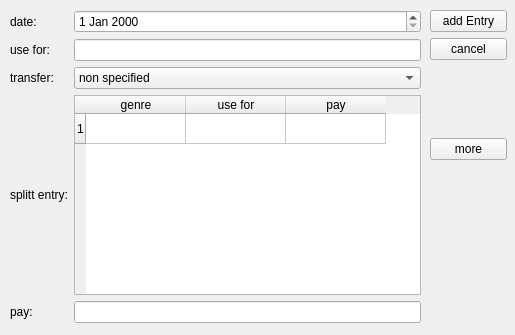
First picture: the form in trunk/src/add_entry.ui, repository BackupTheBerlios/mycash-svn, before the edit.
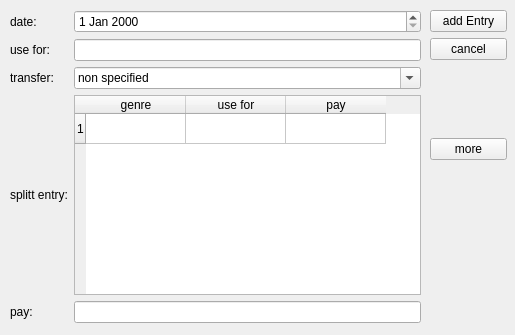
Second picture: the form after the edit.

Commit message: Klasse RepeatEntry fuer Wiederholungen hinzugefuegt. Programmfunktionen erweitert. Resourcendatei hinzugefuegt. Hauptmenue und Menuleiste geaendert

What changed in the file:
```diff
--- a/trunk/src/add_entry.ui
+++ b/trunk/src/add_entry.ui
@@ -12,7 +12,7 @@
   <property name="windowTitle" >
    <string>add Entry</string>
   </property>
-  <widget class="QWidget" name="" >
+  <widget class="QWidget" name="layoutWidget" >
    <property name="geometry" >
     <rect>
      <x>10</x>
@@ -51,6 +51,9 @@
     </item>
     <item row="2" column="1" >
      <widget class="QComboBox" name="comboTransfer" >
+      <property name="editable" >
+       <bool>true</bool>
+      </property>
       <item>
        <property name="text" >
         <string>non specified</string>
@@ -120,7 +123,7 @@
     </item>
    </layout>
   </widget>
-  <widget class="QWidget" name="" >
+  <widget class="QWidget" name="layoutWidget" >
    <property name="geometry" >
     <rect>
      <x>430</x>
```
The commit also changes 19 other files.
